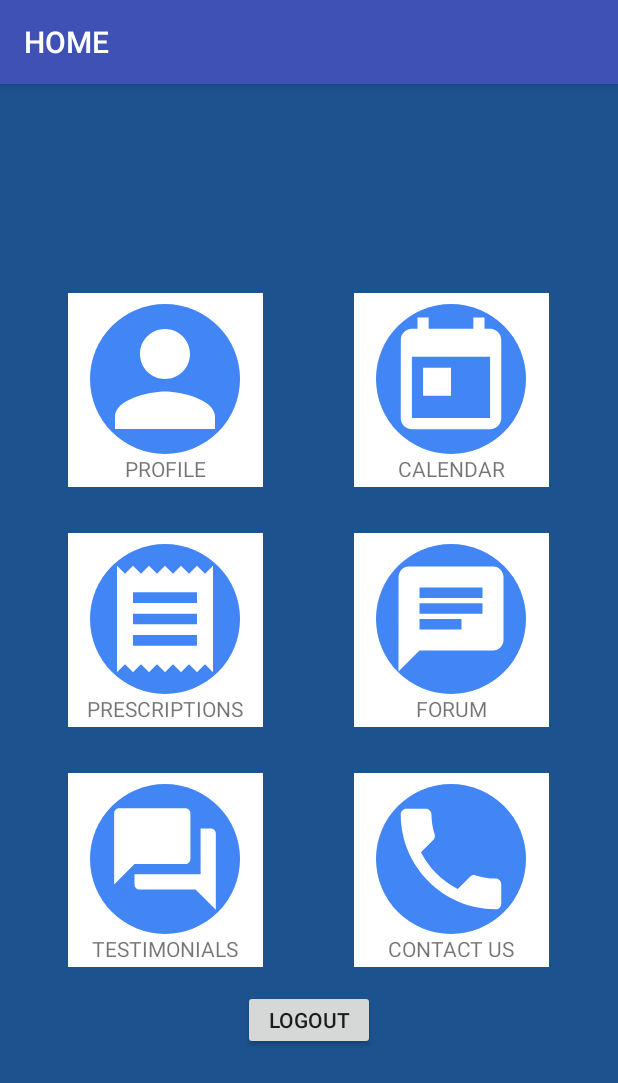
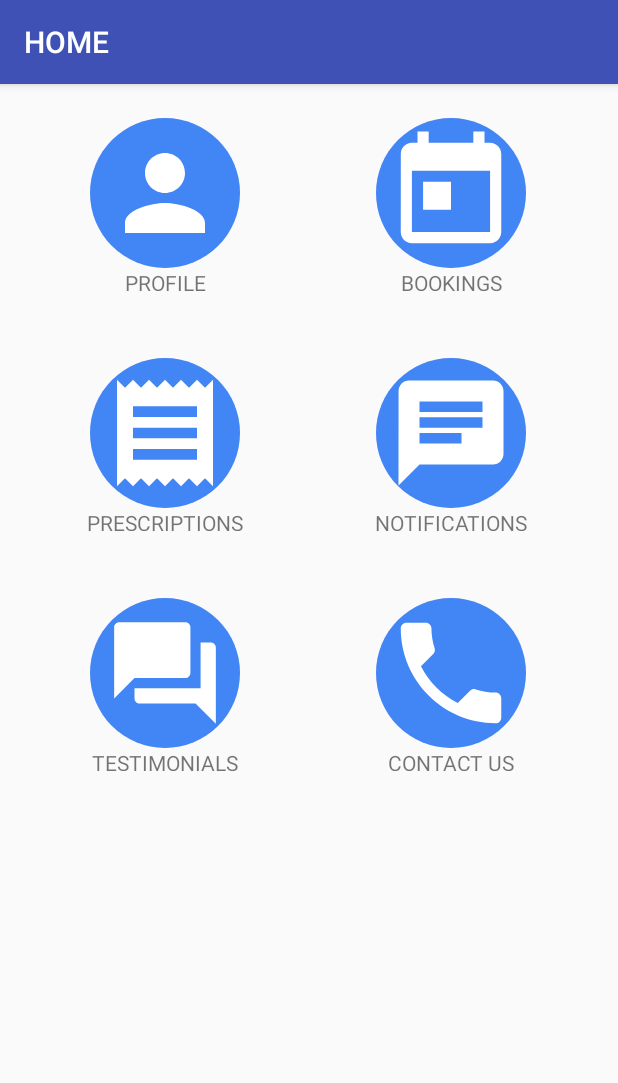
Before and after one commit to just-imagine/Doctor_Appointment_Booking, an Android app: the HomeActivity screen opened directly, with no data from a screen before it, on a phone screen of 412 x 824 dp. Shown: the top 1083 px of the screen. Run offline under Robolectric (Android 15) with nearby library versions, the phone set to English and light mode, and no system bars.

Commit message:
fixed the navigation of weeks in viewing of bookings and added month display,changed icons of home screen to rounded icons and changed hint on login page

```diff
--- a/app/src/main/java/com/example/a1611821/doctor_appointment_booking/HomeActivity.java
+++ b/app/src/main/java/com/example/a1611821/doctor_appointment_booking/HomeActivity.java
@@ -33,8 +33,5 @@ public class HomeActivity extends AppCompatActivity {
 
     }
 
-    public void startLogout(View view){
-        startActivity(new Intent(getApplicationContext(), LoginActivity.class));
 
-    }
 }
--- a/app/src/main/java/com/example/a1611821/doctor_appointment_booking/WelcomeActivity2.java
+++ b/app/src/main/java/com/example/a1611821/doctor_appointment_booking/WelcomeActivity2.java
@@ -202,6 +202,7 @@ public class        WelcomeActivity2 extends AppCompatActivity  implements View.
                     protected void onPostExecute(String output) {
                         String d="";
                         if(output.equals("success")){
+                            Toast.makeText(getApplicationContext(), "You have been registered", Toast.LENGTH_SHORT).show();
                             finish();
                         }
                         else if(output.equals("Account already exist")){
--- a/app/src/main/res/layout/activity_home.xml
+++ b/app/src/main/res/layout/activity_home.xml
@@ -5,10 +5,17 @@
     android:layout_width="match_parent"
     android:layout_height="match_parent"
     tools:context="com.example.a1611821.doctor_appointment_booking.HomeActivity"
-    android:background="#1C528d"
+
     android:orientation="vertical"
     android:gravity="center_vertical">
-
+    <ScrollView
+        android:layout_width="match_parent"
+        android:layout_height="match_parent"
+        android:scrollbars="vertical">
+    <LinearLayout
+        android:layout_width="match_parent"
+        android:layout_height="match_parent"
+        android:orientation="vertical">
     <LinearLayout
         android:layout_width="match_parent"
         android:layout_height="160dp"
@@ -25,12 +32,13 @@
             <LinearLayout
                 android:layout_width="130dp"
                 android:layout_height="130dp"
-                android:background="#fff"
+
                 android:padding="7dp"
                 android:orientation="vertical"
                 android:onClick="startProfile">
 
                 <ImageView
+                    android:padding="10dp"
                     android:layout_width="100dp"
                     android:layout_height="100dp"
                     android:layout_gravity="center"
@@ -55,7 +63,7 @@
             <LinearLayout
                 android:layout_width="130dp"
                 android:layout_height="130dp"
-                android:background="#fff"
+
                 android:padding="7dp"
                 android:orientation="vertical"
                 android:onClick="startCalendar">
@@ -70,7 +78,7 @@
                 <TextView
                     android:layout_width="wrap_content"
                     android:layout_height="wrap_content"
-                    android:text="CALENDAR"
+                    android:text="BOOKINGS"
                     android:layout_gravity="center"/>
             </LinearLayout>
         </LinearLayout>
@@ -92,7 +100,7 @@
             <LinearLayout
                 android:layout_width="130dp"
                 android:layout_height="130dp"
-                android:background="#fff"
+
                 android:padding="7dp"
                 android:orientation="vertical"
                 android:onClick="startPrescriptions">
@@ -122,10 +130,10 @@
             <LinearLayout
                 android:layout_width="130dp"
                 android:layout_height="130dp"
-                android:background="#fff"
+
                 android:padding="7dp"
                 android:orientation="vertical"
-                android:onClick="startChat">
+                >
                 <ImageView
                     android:layout_width="100dp"
                     android:layout_height="100dp"
@@ -137,7 +145,7 @@
                 <TextView
                     android:layout_width="wrap_content"
                     android:layout_height="wrap_content"
-                    android:text="FORUM"
+                    android:text="NOTIFICATIONS"
                     android:layout_gravity="center"/>
             </LinearLayout>
         </LinearLayout>
@@ -159,10 +167,10 @@
             <LinearLayout
                 android:layout_width="130dp"
                 android:layout_height="130dp"
-                android:background="#fff"
+
                 android:padding="7dp"
                 android:orientation="vertical"
-                android:onClick="startProfile">
+                >
 
                 <ImageView
                     android:layout_width="100dp"
@@ -189,10 +197,9 @@
             <LinearLayout
                 android:layout_width="130dp"
                 android:layout_height="130dp"
-                android:background="#fff"
                 android:padding="7dp"
                 android:orientation="vertical"
-                android:onClick="startCalendar">
+                >
                 <ImageView
                     android:layout_width="100dp"
                     android:layout_height="100dp"
@@ -209,14 +216,7 @@
             </LinearLayout>
         </LinearLayout>
     </LinearLayout>
-    <LinearLayout
-        android:layout_width="match_parent"
-        android:layout_height="40dp"
-        android:gravity="center_horizontal">
-        <Button
-            android:layout_width="wrap_content"
-            android:layout_height="wrap_content"
-            android:text="Logout"
-            android:onClick="startLogout"/>
+
     </LinearLayout>
+    </ScrollView>
 </LinearLayout>
--- a/app/src/main/res/layout/activity_login.xml
+++ b/app/src/main/res/layout/activity_login.xml
@@ -7,7 +7,7 @@
     tools:context="com.example.a1611821.doctor_appointment_booking.LoginActivity"
     android:orientation="vertical"
     android:gravity="center_horizontal"
-    android:background="#6495ed"
+
     android:id="@+id/linearLayout2">
 
 
@@ -22,7 +22,7 @@
         android:layout_marginStart="8dp"
         android:layout_marginTop="8dp"
         android:drawableLeft="@drawable/user1"
-        android:hint="@string/username"
+        android:hint="Email"
         app:layout_constraintBottom_toBottomOf="parent"
         app:layout_constraintEnd_toEndOf="parent"
         app:layout_constraintHorizontal_bias="0.496"
--- a/app/src/main/res/layout/activity_profile.xml
+++ b/app/src/main/res/layout/activity_profile.xml
@@ -65,7 +65,7 @@
             <TextView
                 android:layout_width="wrap_content"
                 android:layout_height="wrap_content"
-                android:text="Notifications"
+                android:text="Reminder"
                 android:layout_gravity="center"
                 android:textColor="#fff"
                 android:textSize="35px"
--- a/app/src/main/res/layout/activity_viewings.xml
+++ b/app/src/main/res/layout/activity_viewings.xml
@@ -65,7 +65,10 @@
 
     </android.support.constraint.ConstraintLayout>
 
-
+    <ScrollView
+        android:layout_width="match_parent"
+        android:layout_height="match_parent"
+        android:scrollbars="vertical">
 
         <LinearLayout
             android:layout_width="match_parent"
@@ -1009,6 +1012,7 @@
     </HorizontalScrollView>
 
         </LinearLayout>
+    </ScrollView>
 
 
 </LinearLayout>
```
Also changed, not shown: app/src/main/AndroidManifest.xml (+6 -2 lines), app/src/main/java/com/example/a1611821/doctor_appointment_booking/Viewings.java (+69 -17 lines), app/src/main/ic_launcher_accountprofile-web.png (added), app/src/main/res/mipmap-hdpi/ic_launcher_accountprofile.png (added), app/src/main/res/mipmap-mdpi/ic_launcher_accountprofile.png (added), app/src/main/res/mipmap-xhdpi/ic_launcher_accountprofile.png (added), app/src/main/res/mipmap-xxhdpi/ic_launcher_accountprofile.png (added), app/src/main/res/mipmap-xxxhdpi/ic_launcher_accountprofile.png (added).
